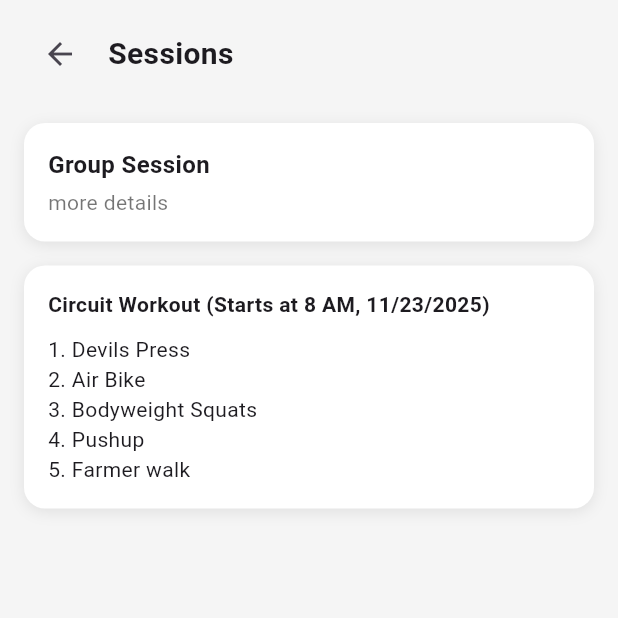
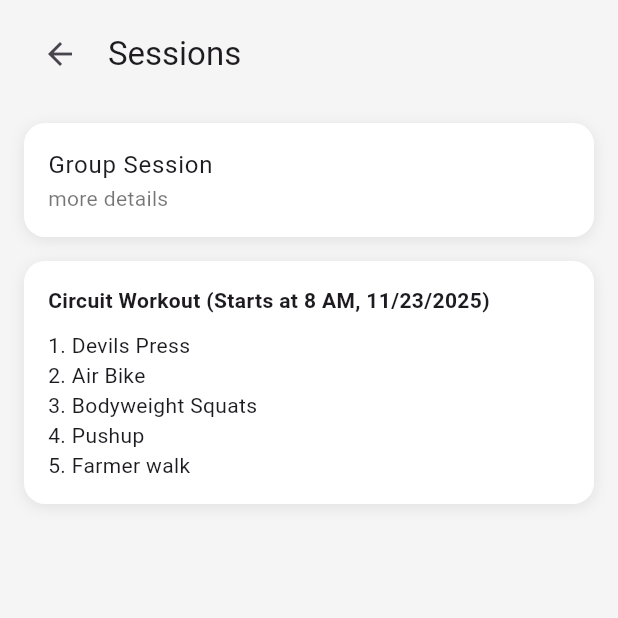
Before and after one commit to Pras-hant-karki/nutrisphere_flutter, a Flutter app: the HomeScreen screen opened directly, after a tap on "Sessions", on a phone screen of 412 x 824 dp, the top half of it. Run offline on Flutter 3.47's test engine with Material 3 defaults, Android fonts, the phone set to English and light mode, and no system bars; our stand-ins replace flutter_svg.

Commit message:
Theme data utilized in home screen

```diff
--- a/lib/screens/bottom_screens/home_screen.dart
+++ b/lib/screens/bottom_screens/home_screen.dart
@@ -135,19 +135,20 @@ class HomeScreen extends StatelessWidget {
               child: Column(
                 crossAxisAlignment: CrossAxisAlignment.start,
                 children: [
+
+                  //title
                   Text(
-                    title, //box title
-                    style: const TextStyle(
-                      fontSize: 20,
-                      fontWeight: FontWeight.bold,
-                      color: Color.fromARGB(255, 22, 22, 22),
-                    ),
+                    title,
+                    style: Theme.of(context).textTheme.bodyLarge,
                   ),
                   const SizedBox(height: 5),
+
+                  //subtitle
                   Text(
-                    subtitle, //box subtitle
-                    style: const TextStyle(fontSize: 14, color: Color.fromARGB(179, 55, 54, 54)),
+                    subtitle,
+                    style: Theme.of(context).textTheme.bodyMedium,
                   ),
+
                 ],
               ),
             ),
--- a/lib/screens/session_view_screen.dart
+++ b/lib/screens/session_view_screen.dart
@@ -22,13 +22,11 @@ class SessionViewScreen extends StatelessWidget {
                     },
                   ),
                   const SizedBox(width: 8),
-                  const Text(
+                  Text(
                     "Sessions",
-                    style: TextStyle(
-                      fontSize: 20,
-                      fontWeight: FontWeight.w600,
-                    ),
+                    style: Theme.of(context).textTheme.titleLarge,
                   ),
+
                 ],
               ),
             ),
@@ -45,21 +43,21 @@ class SessionViewScreen extends StatelessWidget {
                     width: double.infinity,
                     padding: const EdgeInsets.all(16),
                     decoration: _cardDecoration(),
-                    child: const Column(
+                    child: Column(
                       crossAxisAlignment: CrossAxisAlignment.start,
                       children: [
                         Text(
                           "Group Session",
-                          style: TextStyle(
-                            fontSize: 16,
-                            fontWeight: FontWeight.bold,
-                          ),
+                          style: Theme.of(context).textTheme.bodyLarge,
                         ),
-                        SizedBox(height: 4),
                         Text(
                           "more details",
-                          style: TextStyle(color: Colors.black54),
+                          style: Theme.of(context)
+                              .textTheme
+                              .bodyMedium
+                              ?.copyWith(color: Colors.black54),
                         ),
+
                       ],
                     ),
                   ),
```
Also changed, not shown: lib/screens/trainer_detail_screen.dart (+7 -7 lines), lib/screens/workout_record_screen.dart (+6 -7 lines).
